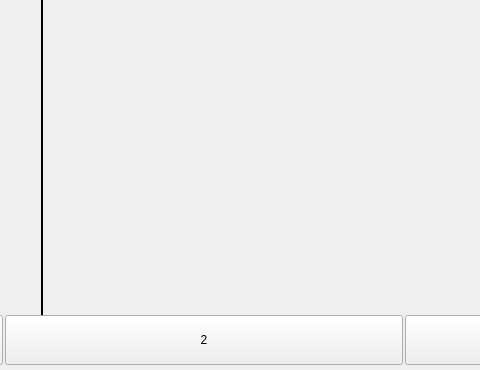
Before: the Qt Designer form mainwindow.ui in DvdJ002/lennard-jones-clusters-jDE, drawn with Qt 5; both pictures show x 395 to 875 and y 359 to 729 of the 1200 by 729 pixel window.
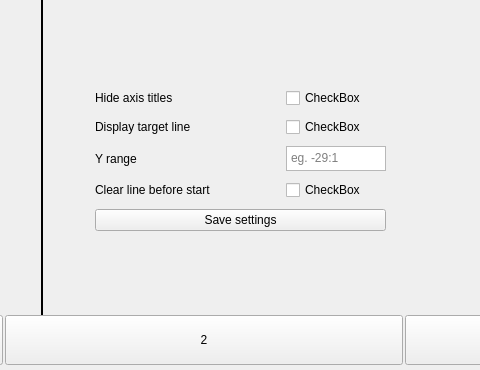
After: the same form once the commit is applied.

Commit message: Graph settings and customization.

```diff
--- a/mainwindow.ui
+++ b/mainwindow.ui
@@ -394,6 +394,99 @@
        <string>Reset graph</string>
       </property>
      </widget>
+     <widget class="QWidget" name="gridLayoutWidget_2">
+      <property name="geometry">
+       <rect>
+        <x>490</x>
+        <y>420</y>
+        <width>291</width>
+        <height>151</height>
+       </rect>
+      </property>
+      <layout class="QGridLayout" name="graph_settings_layout" rowstretch="1,1,1,1,1">
+       <property name="sizeConstraint">
+        <enum>QLayout::SizeConstraint::SetDefaultConstraint</enum>
+       </property>
+       <property name="spacing">
+        <number>6</number>
+       </property>
+       <item row="0" column="1">
+        <widget class="QCheckBox" name="checkBox_axistitle">
+         <property name="text">
+          <string>CheckBox</string>
+         </property>
+        </widget>
+       </item>
+       <item row="3" column="0">
+        <widget class="QLabel" name="label_16">
+         <property name="text">
+          <string>Clear line before start</string>
+         </property>
+        </widget>
+       </item>
+       <item row="1" column="1">
+        <widget class="QCheckBox" name="checkBox_targetline">
+         <property name="text">
+          <string>CheckBox</string>
+         </property>
+        </widget>
+       </item>
+       <item row="3" column="1">
+        <widget class="QCheckBox" name="checkBox_clearline">
+         <property name="text">
+          <string>CheckBox</string>
+         </property>
+        </widget>
+       </item>
+       <item row="0" column="0">
+        <widget class="QLabel" name="label_3">
+         <property name="text">
+          <string>Hide axis titles</string>
+         </property>
+        </widget>
+       </item>
+       <item row="4" column="0" colspan="2">
+        <widget class="QPushButton" name="button_savegraphsettings">
+         <property name="text">
+          <string>Save settings</string>
+         </property>
+        </widget>
+       </item>
+       <item row="1" column="0">
+        <widget class="QLabel" name="label_11">
+         <property name="text">
+          <string>Display target line</string>
+         </property>
+        </widget>
+       </item>
+       <item row="2" column="0">
+        <widget class="QLabel" name="label_15">
+         <property name="text">
+          <string>Y range</string>
+         </property>
+        </widget>
+       </item>
+       <item row="2" column="1">
+        <widget class="QTextEdit" name="edit_yrange">
+         <property name="sizePolicy">
+          <sizepolicy hsizetype="Fixed" vsizetype="Fixed">
+           <horstretch>0</horstretch>
+           <verstretch>0</verstretch>
+          </sizepolicy>
+         </property>
+         <property name="maximumSize">
+          <size>
+           <width>100</width>
+           <height>25</height>
+          </size>
+         </property>
+         <property name="placeholderText">
+          <string>eg. -29:1</string>
+         </property>
+        </widget>
+       </item>
+      </layout>
+     </widget>
     </widget>
     <widget class="QWidget" name="page_2">
      <widget class="QLabel" name="label_2">
```
The commit also changes 7 other files.
